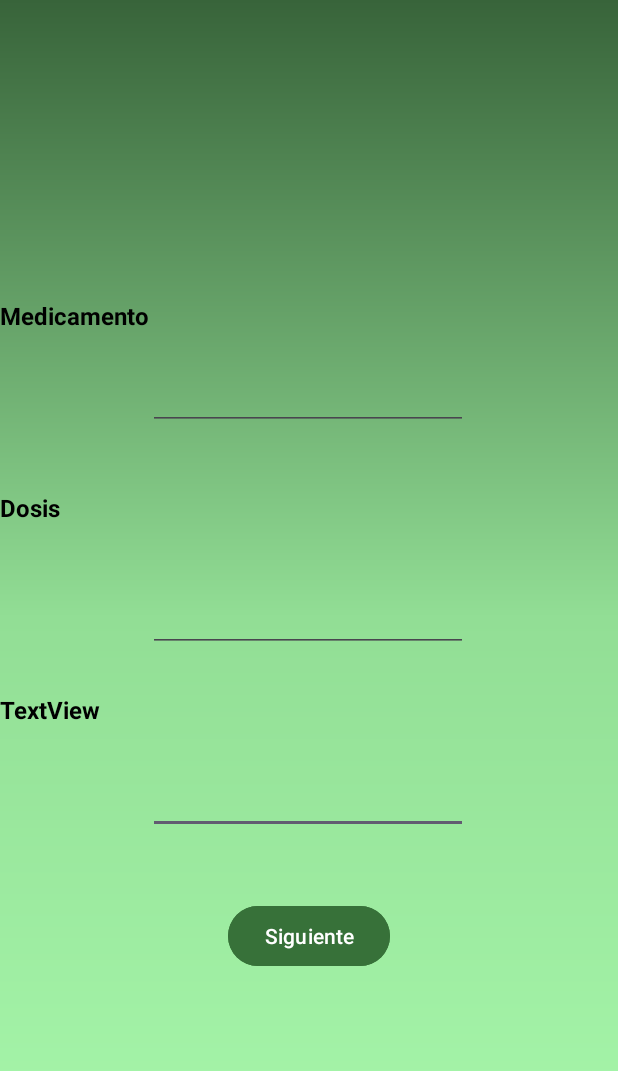
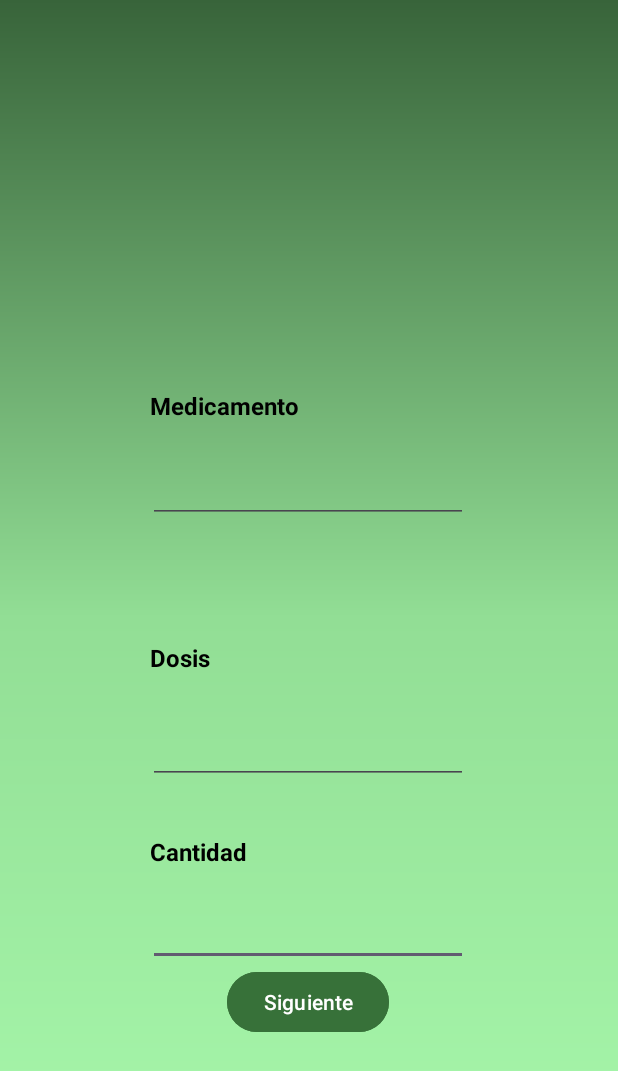
Before and after one commit to Andres164/GoPillBox, an Android app: the activity_alta_medicamento_pagina1 screen opened directly, with no data from a screen before it, on a phone screen of 412 x 824 dp. Shown: the top 1071 px of the screen. Run offline under Robolectric (Android 15) with nearby library versions, the phone set to English and light mode, and no system bars.

Commit message:
Se agrego navegacion hecha por alberto

```diff
--- a/GoPillBox/app/src/main/java/com/example/gopillbox/activity_alta_medicamento_pagina1.java
+++ b/GoPillBox/app/src/main/java/com/example/gopillbox/activity_alta_medicamento_pagina1.java
@@ -1,8 +1,10 @@
 package com.example.gopillbox;
 
 import androidx.appcompat.app.AppCompatActivity;
-
+import android.content.Intent;
 import android.os.Bundle;
+import android.view.View;
+import android.widget.Button;
 
 public class activity_alta_medicamento_pagina1 extends AppCompatActivity {
 
@@ -10,5 +12,15 @@ public class activity_alta_medicamento_pagina1 extends AppCompatActivity {
     protected void onCreate(Bundle savedInstanceState) {
         super.onCreate(savedInstanceState);
         setContentView(R.layout.activity_alta_medicamento_pagina1);
+
+        Button btnSiguiente = findViewById(R.id.btn_siguiente);
+        btnSiguiente.setOnClickListener(new View.OnClickListener() {
+            @Override
+            public void onClick(View v) {
+                // Abrir la página 2 del formulario alta medicamento
+                Intent intent = new Intent(activity_alta_medicamento_pagina1.this, activity_alta_medicamento_pagina2.class);
+                startActivity(intent);
+            }
+        });
     }
 }
--- a/GoPillBox/app/src/main/res/layout/activity_alta_medicamento_pagina1.xml
+++ b/GoPillBox/app/src/main/res/layout/activity_alta_medicamento_pagina1.xml
@@ -11,12 +11,23 @@
         android:id="@+id/editTextCantidad"
         android:layout_width="wrap_content"
         android:layout_height="wrap_content"
-        android:layout_marginBottom="44dp"
         android:ems="10"
         android:inputType="text"
-        app:layout_constraintBottom_toTopOf="@+id/button"
+        app:layout_constraintBottom_toTopOf="@+id/btn_siguiente"
         app:layout_constraintEnd_toEndOf="parent"
         app:layout_constraintHorizontal_bias="0.497"
+        app:layout_constraintStart_toStartOf="parent" />
+
+    <Button
+        android:id="@+id/btn_siguiente"
+        android:layout_width="wrap_content"
+        android:layout_height="wrap_content"
+        android:layout_marginBottom="132dp"
+        android:backgroundTint="#377139"
+        android:text="Siguiente"
+        app:layout_constraintBottom_toBottomOf="parent"
+        app:layout_constraintEnd_toEndOf="parent"
+        app:layout_constraintHorizontal_bias="0.498"
         app:layout_constraintStart_toStartOf="parent" />
 
     <EditText
@@ -44,17 +55,6 @@
         app:layout_constraintTop_toTopOf="parent"
         app:layout_constraintVertical_bias="0.702" />
 
-    <Button
-        android:id="@+id/button"
-        android:layout_width="wrap_content"
-        android:layout_height="wrap_content"
-        android:layout_marginBottom="176dp"
-        android:backgroundTint="#377139"
-        android:text="Siguiente"
-        app:layout_constraintBottom_toBottomOf="parent"
-        app:layout_constraintEnd_toEndOf="parent"
-        app:layout_constraintStart_toStartOf="parent" />
-
     <TextView
         android:id="@+id/textView_Medicamento"
         android:layout_width="wrap_content"
@@ -64,9 +64,11 @@
         android:textSize="16sp"
         android:textStyle="bold"
         app:layout_constraintBottom_toTopOf="@+id/editText_NombreMedicamento"
+        app:layout_constraintEnd_toEndOf="parent"
+        app:layout_constraintHorizontal_bias="0.32"
+        app:layout_constraintStart_toStartOf="parent"
         app:layout_constraintTop_toTopOf="parent"
-        app:layout_constraintVertical_bias="0.909"
-        tools:layout_editor_absoluteX="100dp" />
+        app:layout_constraintVertical_bias="0.922" />
 
     <TextView
         android:id="@+id/textView_dosis"
@@ -77,20 +79,26 @@
         android:textSize="16sp"
         android:textStyle="bold"
         app:layout_constraintBottom_toTopOf="@+id/editText_dosis"
+        app:layout_constraintEnd_toEndOf="parent"
+        app:layout_constraintHorizontal_bias="0.269"
+        app:layout_constraintStart_toStartOf="parent"
         app:layout_constraintTop_toBottomOf="@+id/editText_NombreMedicamento"
-        tools:layout_editor_absoluteX="100dp" />
+        app:layout_constraintVertical_bias="0.735" />
 
     <TextView
         android:id="@+id/textView_cantidad"
         android:layout_width="wrap_content"
         android:layout_height="wrap_content"
-        android:text="TextView"
+        android:text="Cantidad"
         android:textColor="#000000"
         android:textSize="16sp"
         android:textStyle="bold"
         app:layout_constraintBottom_toTopOf="@+id/editTextCantidad"
+        app:layout_constraintEnd_toEndOf="parent"
+        app:layout_constraintHorizontal_bias="0.288"
+        app:layout_constraintStart_toStartOf="parent"
         app:layout_constraintTop_toBottomOf="@+id/editText_dosis"
-        tools:layout_editor_absoluteX="104dp"
+        app:layout_constraintVertical_bias="0.629"
         tools:text="Cantidad" />
 
 </androidx.constraintlayout.widget.ConstraintLayout>
--- a/GoPillBox/app/src/main/res/layout/activity_main.xml
+++ b/GoPillBox/app/src/main/res/layout/activity_main.xml
@@ -9,7 +9,7 @@
     <TextView
         android:layout_width="wrap_content"
         android:layout_height="wrap_content"
-        android:text="Hello World!"
+        android:text="yo soy el del pedo"
         app:layout_constraintBottom_toBottomOf="parent"
         app:layout_constraintEnd_toEndOf="parent"
         app:layout_constraintStart_toStartOf="parent"
--- a/GoPillBox/app/src/main/res/layout/activity_menu.xml
+++ b/GoPillBox/app/src/main/res/layout/activity_menu.xml
@@ -50,7 +50,7 @@
         android:id="@+id/textView_receta"
         android:layout_width="wrap_content"
         android:layout_height="wrap_content"
-        android:text="TextView"
+        android:text="Recetas y Tratamientos"
         android:textColor="#080C0C"
         android:textSize="20sp"
         android:textStyle="bold"
@@ -61,7 +61,7 @@
         tools:text="Recetas y Tratamientos" />
 
     <com.google.android.material.floatingactionbutton.FloatingActionButton
-        android:id="@+id/floatingActionButton3"
+        android:id="@+id/Button_add"
         android:layout_width="wrap_content"
         android:layout_height="wrap_content"
         android:layout_marginTop="8dp"
--- a/GoPillBox/build.gradle.kts
+++ b/GoPillBox/build.gradle.kts
@@ -1,4 +1,7 @@
+buildscript {
+    val agp_version by extra("8.1.0")
+}
 // Top-level build file where you can add configuration options common to all sub-projects/modules.
 plugins {
-    id("com.android.application") version "8.2.0" apply false
+    id("com.android.application") version "8.1.0" apply false
 }
```
Also changed, not shown: GoPillBox/app/src/main/AndroidManifest.xml (+15 -12 lines), GoPillBox/app/src/main/java/com/example/gopillbox/Activity_pantalla_alarma.java (added, +14 -0 lines), GoPillBox/app/src/main/java/com/example/gopillbox/activity_login.java (+10 -2 lines), GoPillBox/app/src/main/java/com/example/gopillbox/activity_menu.java (+17 -0 lines), GoPillBox/app/src/main/java/com/example/gopillbox/activity_registro.java (+7 -0 lines), GoPillBox/app/src/main/res/layout/activity_alta_medicamento_pagina2.xml (+4 -4 lines), GoPillBox/app/src/main/res/layout/activity_pantalla_alarma.xml (added, +52 -0 lines), GoPillBox/app/src/main/res/layout/activity_registro.xml (+11 -13 lines), GoPillBox/app/src/main/res/drawable/imagenalarmaa.png (added), GoPillBox/app/src/main/res/drawable/login.png (added), GoPillBox/app/src/main/res/font/alfa_slab_one.ttf (added), GoPillBox/gradle/wrapper/gradle-wrapper.properties.
